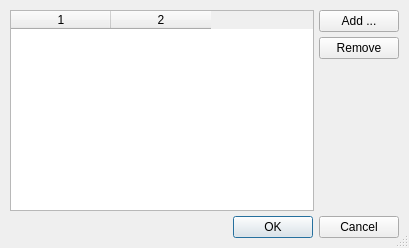
Old version of the form scribus/replacecolors.ui in the repository scribusproject/scribus.
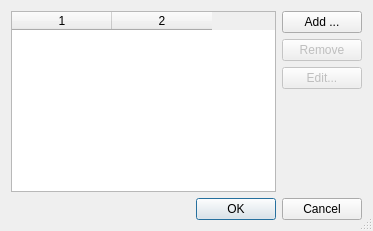
New version of the form.

Commit message: Added an "Edit Button" to the "Replace Colors" dialog.

Diff of the .ui file:
```diff
--- a/scribus/replacecolors.ui
+++ b/scribus/replacecolors.ui
@@ -5,8 +5,8 @@
    <rect>
     <x>0</x>
     <y>0</y>
-    <width>409</width>
-    <height>248</height>
+    <width>373</width>
+    <height>231</height>
    </rect>
   </property>
   <property name="windowTitle" >
@@ -19,26 +19,8 @@
    <bool>true</bool>
   </property>
   <layout class="QVBoxLayout" >
-   <property name="spacing" >
-    <number>5</number>
-   </property>
-   <property name="leftMargin" >
-    <number>10</number>
-   </property>
-   <property name="topMargin" >
-    <number>10</number>
-   </property>
-   <property name="rightMargin" >
-    <number>10</number>
-   </property>
-   <property name="bottomMargin" >
-    <number>10</number>
-   </property>
    <item>
     <layout class="QHBoxLayout" >
-     <property name="spacing" >
-      <number>5</number>
-     </property>
      <item>
       <widget class="QTableWidget" name="replacementTable" >
        <property name="minimumSize" >
@@ -59,9 +41,6 @@
      </item>
      <item>
       <layout class="QVBoxLayout" >
-       <property name="spacing" >
-        <number>5</number>
-       </property>
        <item>
         <widget class="QPushButton" name="addButton" >
          <property name="text" >
@@ -74,6 +53,9 @@
        </item>
        <item>
         <widget class="QPushButton" name="removeButton" >
+         <property name="enabled" >
+          <bool>false</bool>
+         </property>
          <property name="text" >
           <string>Remove</string>
          </property>
@@ -82,6 +64,16 @@
          </property>
         </widget>
        </item>
+       <item>
+        <widget class="QPushButton" name="editButton" >
+         <property name="enabled" >
+          <bool>false</bool>
+         </property>
+         <property name="text" >
+          <string>Edit...</string>
+         </property>
+        </widget>
+       </item>
        <item>
         <spacer>
          <property name="orientation" >
@@ -89,8 +81,8 @@
          </property>
          <property name="sizeHint" >
           <size>
-           <width>20</width>
-           <height>40</height>
+           <width>75</width>
+           <height>41</height>
           </size>
          </property>
         </spacer>
```
The commit also changes 4 other files.
